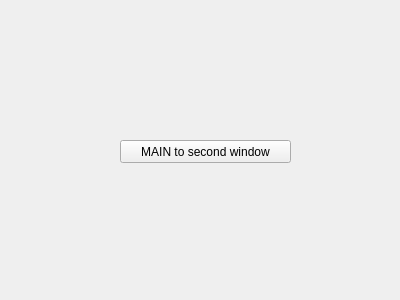
First picture: the form in main.ui, repository Hyemin-12/goingout-journal, before the edit.
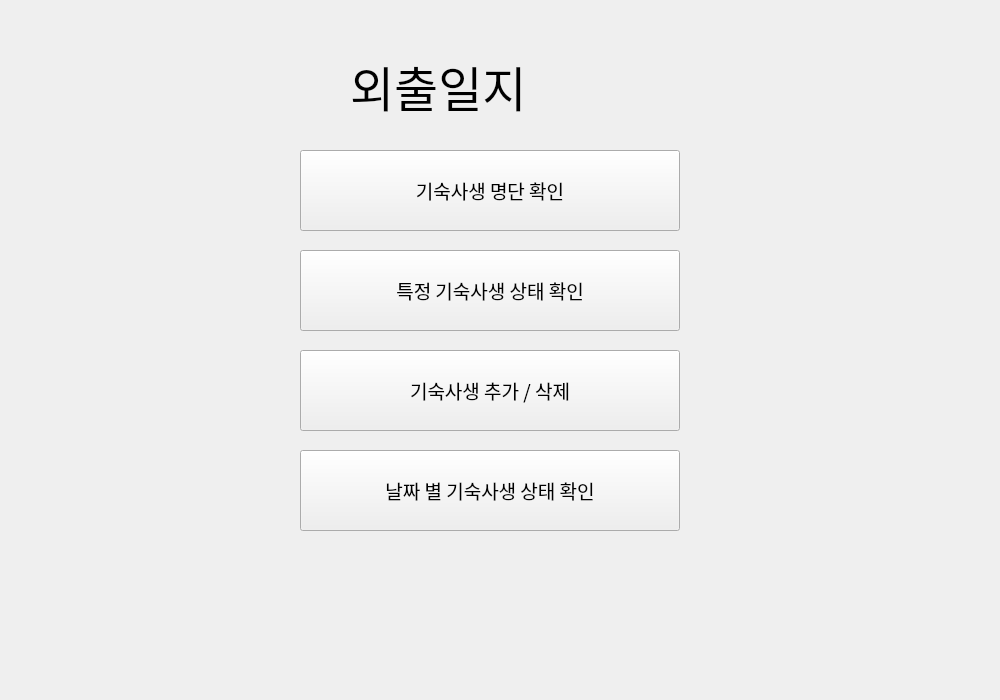
Second picture: the form after the edit.

Patch:
```diff
--- a/main.ui
+++ b/main.ui
@@ -6,8 +6,8 @@
    <rect>
     <x>0</x>
     <y>0</y>
-    <width>400</width>
-    <height>300</height>
+    <width>1000</width>
+    <height>700</height>
    </rect>
   </property>
   <property name="windowTitle">
@@ -16,14 +16,104 @@
   <widget class="QPushButton" name="btn_main">
    <property name="geometry">
     <rect>
-     <x>120</x>
-     <y>140</y>
-     <width>171</width>
-     <height>23</height>
+     <x>300</x>
+     <y>150</y>
+     <width>380</width>
+     <height>81</height>
     </rect>
    </property>
+   <property name="sizePolicy">
+    <sizepolicy hsizetype="Maximum" vsizetype="Maximum">
+     <horstretch>220</horstretch>
+     <verstretch>40</verstretch>
+    </sizepolicy>
+   </property>
+   <property name="font">
+    <font>
+     <family>궁서체</family>
+     <pointsize>14</pointsize>
+    </font>
+   </property>
    <property name="text">
-    <string>MAIN to second window</string>
+    <string>기숙사생 명단 확인</string>
+   </property>
+  </widget>
+  <widget class="QPushButton" name="btn_status">
+   <property name="geometry">
+    <rect>
+     <x>300</x>
+     <y>250</y>
+     <width>380</width>
+     <height>81</height>
+    </rect>
+   </property>
+   <property name="font">
+    <font>
+     <family>궁서체</family>
+     <pointsize>14</pointsize>
+    </font>
+   </property>
+   <property name="text">
+    <string>특정 기숙사생 상태 확인</string>
+   </property>
+  </widget>
+  <widget class="QPushButton" name="btn_edit">
+   <property name="geometry">
+    <rect>
+     <x>300</x>
+     <y>350</y>
+     <width>380</width>
+     <height>81</height>
+    </rect>
+   </property>
+   <property name="font">
+    <font>
+     <family>궁서체</family>
+     <pointsize>14</pointsize>
+    </font>
+   </property>
+   <property name="text">
+    <string>기숙사생 추가 / 삭제</string>
+   </property>
+  </widget>
+  <widget class="QPushButton" name="btn_search">
+   <property name="geometry">
+    <rect>
+     <x>300</x>
+     <y>450</y>
+     <width>380</width>
+     <height>81</height>
+    </rect>
+   </property>
+   <property name="font">
+    <font>
+     <family>궁서체</family>
+     <pointsize>14</pointsize>
+    </font>
+   </property>
+   <property name="text">
+    <string>날짜 별 기숙사생 상태 확인</string>
+   </property>
+  </widget>
+  <widget class="QLabel" name="title">
+   <property name="geometry">
+    <rect>
+     <x>350</x>
+     <y>30</y>
+     <width>321</width>
+     <height>111</height>
+    </rect>
+   </property>
+   <property name="font">
+    <font>
+     <family>궁서체</family>
+     <pointsize>36</pointsize>
+     <weight>50</weight>
+     <bold>false</bold>
+    </font>
+   </property>
+   <property name="text">
+    <string>외출일지</string>
    </property>
   </widget>
  </widget>
```
Left out of the diff: 67 changed lines with no effect on the pictures.
